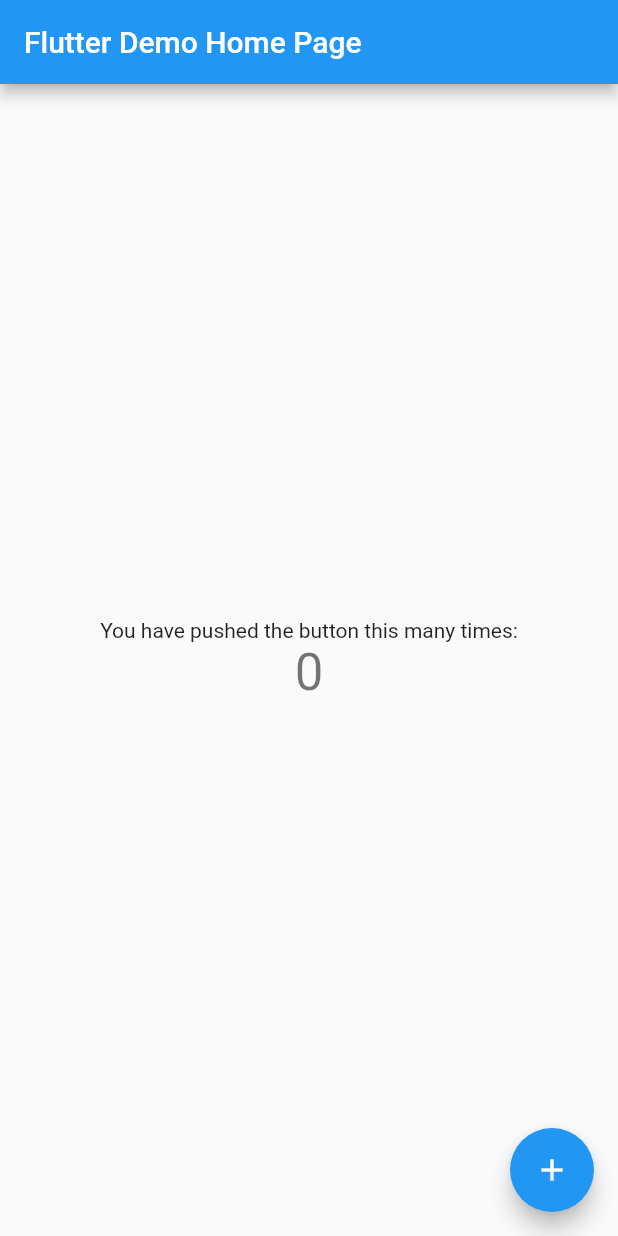
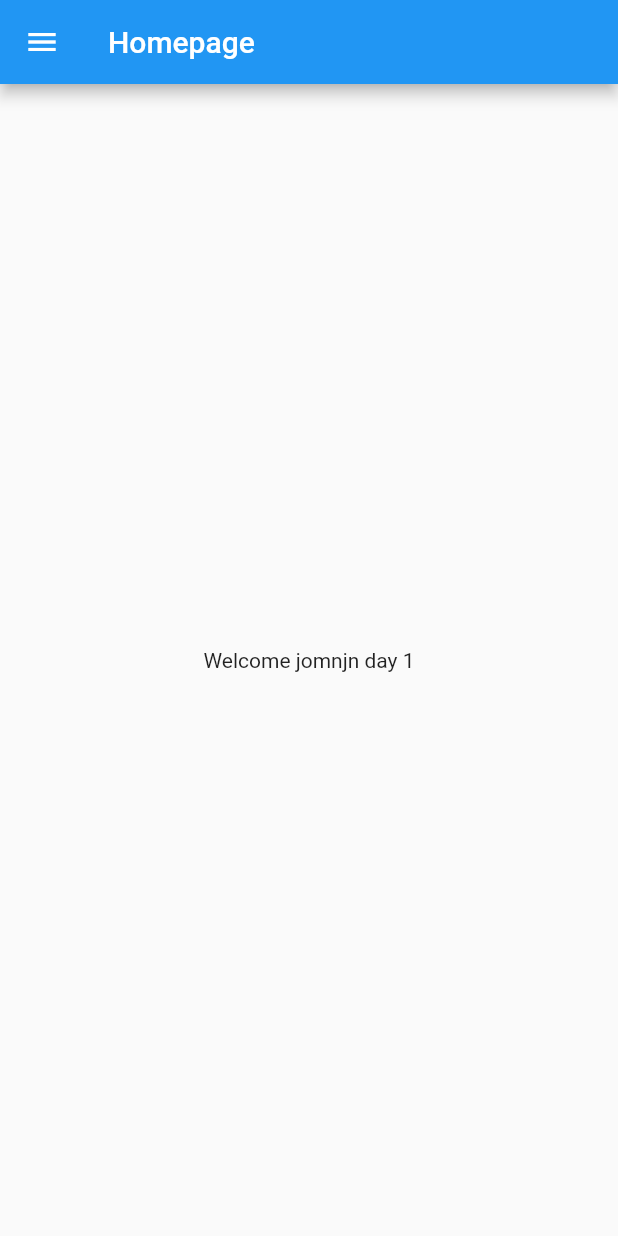
Before and after one commit to jinalEra/Catalog_flutter, a Flutter app: the screen it shows after launch, on a phone screen of 412 x 824 dp. Run offline on Flutter 3.47's test engine with Material 2 defaults, Android fonts, the phone set to English and light mode, and no system bars.

Commit message:
Day 2 completed

```diff
--- /dev/null
+++ b/lib/home/homepage.dart
@@ -0,0 +1,23 @@
+
+import 'package:flutter/material.dart';
+
+class HomePage extends StatelessWidget {
+  const HomePage({ Key key }) : super(key: key);
+
+  @override
+  Widget build(BuildContext context) {
+    return Scaffold(
+      appBar: AppBar(
+        title: Text("Homepage"),
+      ),
+      body: Container(
+        child: Center(
+            child: Container(
+              child: Text("Welcome jomnjn day 1"),
+            ),
+          ),
+      ),
+      drawer: Drawer(),
+    );
+  }
+}
--- a/lib/main.dart
+++ b/lib/main.dart
@@ -1,3 +1,4 @@
+import 'package:catalog/home/homepage.dart';
 import 'package:flutter/material.dart';
 
 void main() {
@@ -5,109 +6,14 @@
 }
 
 class MyApp extends StatelessWidget {
-  // This widget is the root of your application.
+  const MyApp({Key key}) : super(key: key);
+
   @override
   Widget build(BuildContext context) {
+
     return MaterialApp(
-      title: 'Flutter Demo',
-      theme: ThemeData(
-        // This is the theme of your application.
-        //
-        // Try running your application with "flutter run". You'll see the
-        // application has a blue toolbar. Then, without quitting the app, try
-        // changing the primarySwatch below to Colors.green and then invoke
-        // "hot reload" (press "r" in the console where you ran "flutter run",
-        // or simply save your changes to "hot reload" in a Flutter IDE).
-        // Notice that the counter didn't reset back to zero; the application
-        // is not restarted.
-        primarySwatch: Colors.blue,
-      ),
-      home: MyHomePage(title: 'Flutter Demo Home Page'),
+      debugShowCheckedModeBanner: false,
+      home: HomePage(),
     );
   }
 }
-
-class MyHomePage extends StatefulWidget {
-  MyHomePage({Key key, this.title}) : super(key: key);
-
-  // This widget is the home page of your application. It is stateful, meaning
-  // that it has a State object (defined below) that contains fields that affect
-  // how it looks.
-
-  // This class is the configuration for the state. It holds the values (in this
-  // case the title) provided by the parent (in this case the App widget) and
-  // used by the build method of the State. Fields in a Widget subclass are
-  // always marked "final".
-
-  final String title;
-
-  @override
-  _MyHomePageState createState() => _MyHomePageState();
-}
-
-class _MyHomePageState extends State<MyHomePage> {
-  int _counter = 0;
-
-  void _incrementCounter() {
-    setState(() {
-      // This call to setState tells the Flutter framework that something has
-      // changed in this State, which causes it to rerun the build method below
-      // so that the display can reflect the updated values. If we changed
-      // _counter without calling setState(), then the build method would not be
-      // called again, and so nothing would appear to happen.
-      _counter++;
-    });
-  }
-
-  @override
-  Widget build(BuildContext context) {
-    // This method is rerun every time setState is called, for instance as done
-    // by the _incrementCounter method above.
-    //
-    // The Flutter framework has been optimized to make rerunning build methods
-    // fast, so that you can just rebuild anything that needs updating rather
-    // than having to individually change instances of widgets.
-    return Scaffold(
-      appBar: AppBar(
-        // Here we take the value from the MyHomePage object that was created by
-        // the App.build method, and use it to set our appbar title.
-        title: Text(widget.title),
-      ),
-      body: Center(
-        // Center is a layout widget. It takes a single child and positions it
-        // in the middle of the parent.
-        child: Column(
-          // Column is also a layout widget. It takes a list of children and
-          // arranges them vertically. By default, it sizes itself to fit its
-          // children horizontally, and tries to be as tall as its parent.
-          //
-          // Invoke "debug painting" (press "p" in the console, choose the
-          // "Toggle Debug Paint" action from the Flutter Inspector in Android
-          // Studio, or the "Toggle Debug Paint" command in Visual Studio Code)
-          // to see the wireframe for each widget.
-          //
-          // Column has various properties to control how it sizes itself and
-          // how it positions its children. Here we use mainAxisAlignment to
-          // center the children vertically; the main axis here is the vertical
-          // axis because Columns are vertical (the cross axis would be
-          // horizontal).
-          mainAxisAlignment: MainAxisAlignment.center,
-          children: <Widget>[
-            Text(
-              'You have pushed the button this many times:',
-            ),
-            Text(
-              '$_counter',
-              style: Theme.of(context).textTheme.headline4,
-            ),
-          ],
-        ),
-      ),
-      floatingActionButton: FloatingActionButton(
-        onPressed: _incrementCounter,
-        tooltip: 'Increment',
-        child: Icon(Icons.add),
-      ), // This trailing comma makes auto-formatting nicer for build methods.
-    );
-  }
-}
```
